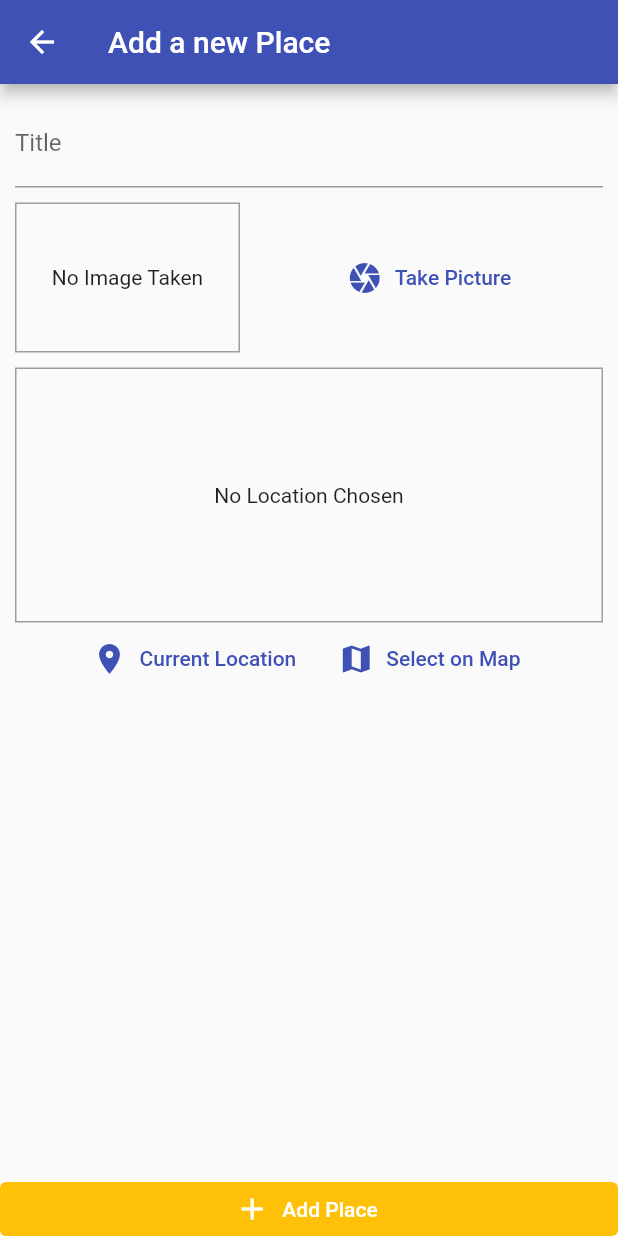
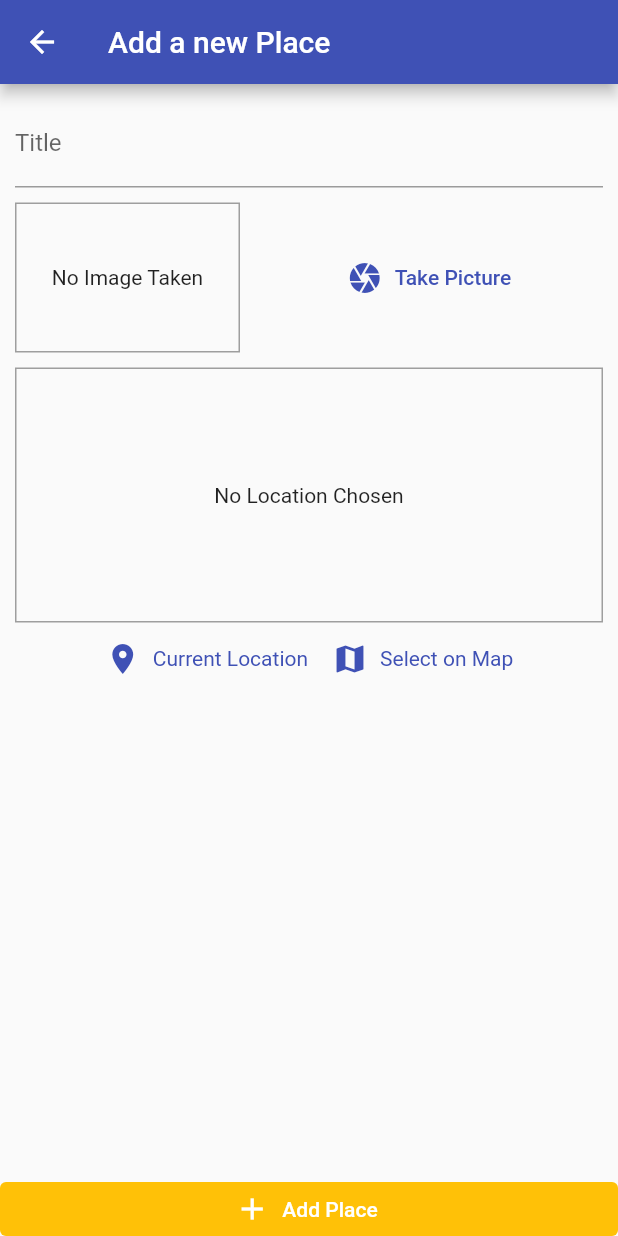
Before and after one commit to huuthuan-nguyen/great-places-app, a Flutter app: the AddPlaceScreen screen opened by its route, on a phone screen of 412 x 824 dp. Run offline on Flutter 3.47's test engine with Material 2 defaults, Android fonts, the phone set to English and light mode, and no system bars; our stand-ins replace image_picker, location, sqflite; accounts and stored records are empty.

Commit message:
Update Flutter to latest

```diff
--- a/lib/widgets/location_input.dart
+++ b/lib/widgets/location_input.dart
@@ -63,17 +63,23 @@ class _LocationInputState extends State<LocationInput> {
         Row(
           mainAxisAlignment: MainAxisAlignment.center,
           children: <Widget>[
-            FlatButton.icon(
+            TextButton.icon(
               onPressed: _getCurrentUserLocation,
               icon: const Icon(Icons.location_on),
               label: const Text('Current Location'),
-              textColor: Theme.of(context).primaryColor,
+              style: TextButton.styleFrom(
+                textStyle: TextStyle(color: Theme.of(context).primaryColor),
+              ),
             ),
-            FlatButton.icon(
+            TextButton.icon(
               onPressed: () {},
               icon: const Icon(Icons.map),
               label: const Text('Select on Map'),
-              textColor: Theme.of(context).primaryColor,
+              style: TextButton.styleFrom(
+                textStyle: TextStyle(
+                  color: Theme.of(context).primaryColor,
+                ),
+              ),
             ),
           ],
         )
--- a/pubspec.yaml
+++ b/pubspec.yaml
@@ -18,7 +18,7 @@ publish_to: 'none' # Remove this line if you wish to publish to pub.dev
 version: 1.0.0+1
 
 environment:
-  sdk: ">=2.17.6 <3.0.0"
+  sdk: ">=2.17.6 <=3.3.10"
 
 # Dependencies specify other packages that your package needs in order to work.
 # To automatically upgrade your package dependencies to the latest versions
```
Also changed, not shown: pubspec.lock, 10 other files.
